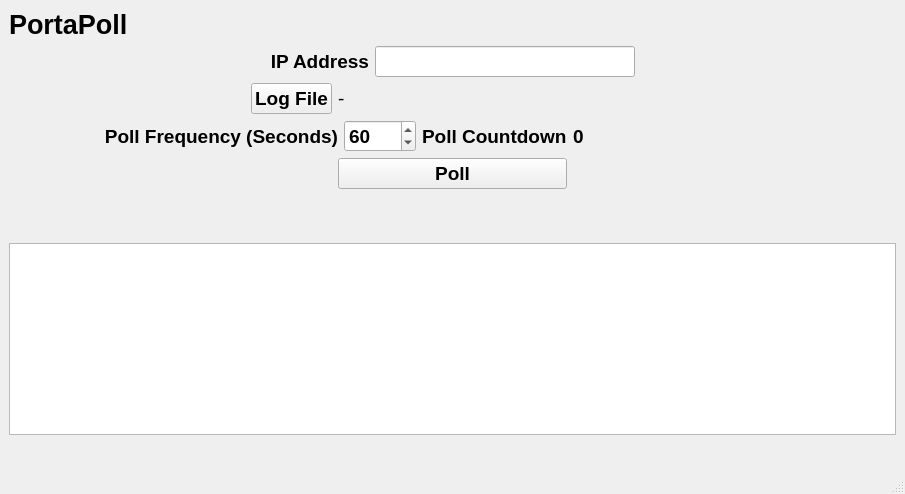
Above: main.ui from muelleRw/PortaPoll before the change. Below: the same form after it.
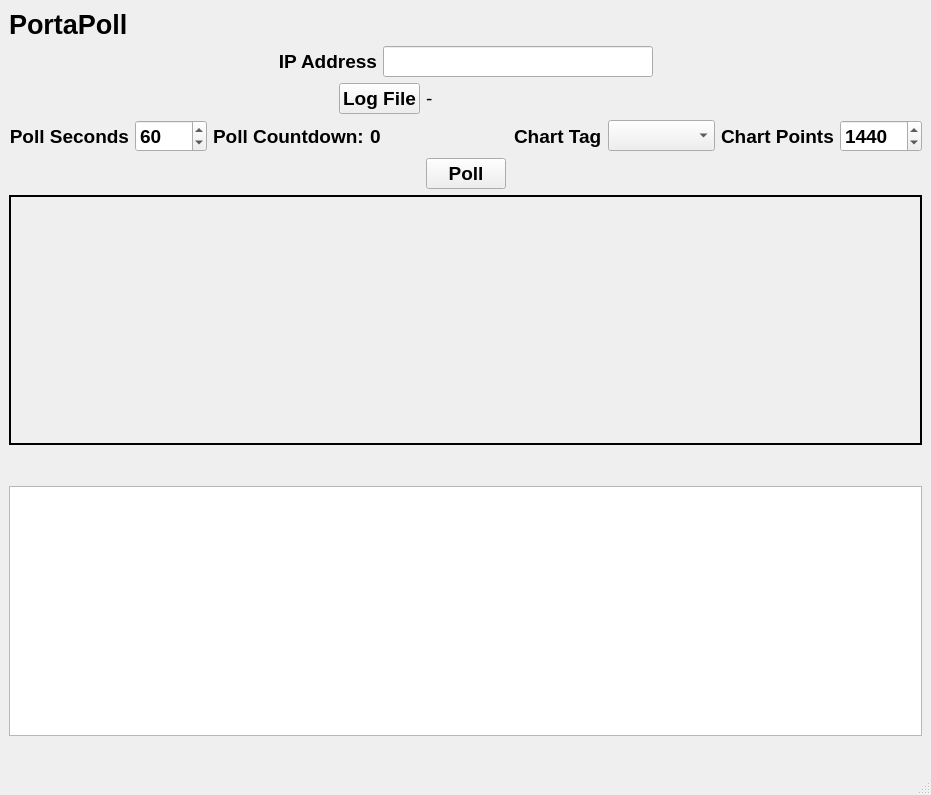
That is the form after the change.

Commit message: added chart to main screen

```diff
--- a/main.ui
+++ b/main.ui
@@ -6,8 +6,8 @@
    <rect>
     <x>0</x>
     <y>0</y>
-    <width>905</width>
-    <height>494</height>
+    <width>931</width>
+    <height>795</height>
    </rect>
   </property>
   <property name="windowTitle">
@@ -15,7 +15,7 @@
   </property>
   <widget class="QWidget" name="centralwidget">
    <layout class="QGridLayout" name="gridLayout_2">
-    <item row="6" column="0">
+    <item row="7" column="0">
      <spacer name="verticalSpacer">
       <property name="orientation">
        <enum>Qt::Vertical</enum>
@@ -29,10 +29,40 @@
      </spacer>
     </item>
     <item row="8" column="0" colspan="2">
+     <widget class="QTableWidget" name="tableWidget">
+      <property name="minimumSize">
+       <size>
+        <width>0</width>
+        <height>250</height>
+       </size>
+      </property>
+     </widget>
+    </item>
+    <item row="5" column="0" colspan="2">
+     <widget class="QFrame" name="frame_chart">
+      <property name="minimumSize">
+       <size>
+        <width>0</width>
+        <height>250</height>
+       </size>
+      </property>
+      <property name="frameShape">
+       <enum>QFrame::Box</enum>
+      </property>
+      <property name="frameShadow">
+       <enum>QFrame::Plain</enum>
+      </property>
+      <property name="lineWidth">
+       <number>2</number>
+      </property>
+     </widget>
+    </item>
+    <item row="9" column="0" colspan="2">
      <widget class="QLabel" name="label_error">
       <property name="font">
        <font>
         <pointsize>14</pointsize>
+        <weight>75</weight>
         <bold>true</bold>
        </font>
       </property>
@@ -41,9 +71,6 @@
       </property>
      </widget>
     </item>
-    <item row="7" column="0" colspan="2">
-     <widget class="QTableWidget" name="tableWidget"/>
-    </item>
     <item row="1" column="0" colspan="2">
      <layout class="QGridLayout" name="gridLayout">
       <item row="0" column="0" colspan="5">
@@ -51,6 +78,7 @@
         <property name="font">
          <font>
           <pointsize>20</pointsize>
+          <weight>75</weight>
           <bold>true</bold>
          </font>
         </property>
@@ -72,38 +100,6 @@
         </property>
        </spacer>
       </item>
-      <item row="3" column="2">
-       <widget class="QSpinBox" name="spinBox_poll">
-        <property name="font">
-         <font>
-          <pointsize>14</pointsize>
-          <bold>true</bold>
-         </font>
-        </property>
-        <property name="maximum">
-         <number>9999</number>
-        </property>
-        <property name="value">
-         <number>60</number>
-        </property>
-       </widget>
-      </item>
-      <item row="3" column="0" colspan="2">
-       <widget class="QLabel" name="label">
-        <property name="font">
-         <font>
-          <pointsize>14</pointsize>
-          <bold>true</bold>
-         </font>
-        </property>
-        <property name="text">
-         <string>Poll Frequency (Seconds)</string>
-        </property>
-        <property name="alignment">
-         <set>Qt::AlignRight|Qt::AlignTrailing|Qt::AlignVCenter</set>
-        </property>
-       </widget>
-      </item>
       <item row="2" column="1" colspan="4">
        <widget class="QLabel" name="label_log_file">
         <property name="font">
@@ -129,36 +125,6 @@
         </property>
        </spacer>
       </item>
-      <item row="3" column="4">
-       <layout class="QHBoxLayout" name="horizontalLayout">
-        <item>
-         <widget class="QLabel" name="label_countdown">
-          <property name="font">
-           <font>
-            <pointsize>14</pointsize>
-            <bold>true</bold>
-           </font>
-          </property>
-          <property name="text">
-           <string>0</string>
-          </property>
-         </widget>
-        </item>
-        <item>
-         <spacer name="horizontalSpacer_5">
-          <property name="orientation">
-           <enum>Qt::Horizontal</enum>
-          </property>
-          <property name="sizeHint" stdset="0">
-           <size>
-            <width>40</width>
-            <height>20</height>
-           </size>
-          </property>
-         </spacer>
-        </item>
-       </layout>
-      </item>
       <item row="2" column="0">
        <layout class="QHBoxLayout" name="horizontalLayout_2">
         <item>
@@ -179,6 +145,7 @@
           <property name="font">
            <font>
             <pointsize>14</pointsize>
+            <weight>75</weight>
             <bold>true</bold>
            </font>
           </property>
@@ -209,6 +176,7 @@
           <property name="font">
            <font>
             <pointsize>14</pointsize>
+            <weight>75</weight>
             <bold>true</bold>
            </font>
           </property>
@@ -225,6 +193,7 @@
           <property name="font">
            <font>
             <pointsize>14</pointsize>
+            <weight>75</weight>
             <bold>true</bold>
            </font>
           </property>
@@ -245,24 +214,12 @@
         </item>
        </layout>
       </item>
-      <item row="3" column="3">
-       <widget class="QLabel" name="label_4">
-        <property name="font">
-         <font>
-          <pointsize>14</pointsize>
-          <bold>true</bold>
-         </font>
-        </property>
-        <property name="text">
-         <string>Poll Countdown</string>
-        </property>
-       </widget>
-      </item>
       <item row="4" column="1" colspan="3">
        <widget class="QPushButton" name="pushButton_poll">
         <property name="font">
          <font>
           <pointsize>14</pointsize>
+          <weight>75</weight>
           <bold>true</bold>
          </font>
         </property>
@@ -274,6 +231,165 @@
         </property>
        </widget>
       </item>
+      <item row="3" column="0" colspan="5">
+       <layout class="QHBoxLayout" name="horizontalLayout_9">
+        <item>
+         <layout class="QHBoxLayout" name="horizontalLayout_5">
+          <item>
+           <layout class="QHBoxLayout" name="horizontalLayout_4">
+            <item>
+             <widget class="QLabel" name="label">
+              <property name="font">
+               <font>
+                <pointsize>14</pointsize>
+                <weight>75</weight>
+                <bold>true</bold>
+               </font>
+              </property>
+              <property name="text">
+               <string>Poll Seconds</string>
+              </property>
+              <property name="alignment">
+               <set>Qt::AlignRight|Qt::AlignTrailing|Qt::AlignVCenter</set>
+              </property>
+             </widget>
+            </item>
+            <item>
+             <widget class="QSpinBox" name="spinBox_poll">
+              <property name="font">
+               <font>
+                <pointsize>14</pointsize>
+                <weight>75</weight>
+                <bold>true</bold>
+               </font>
+              </property>
+              <property name="maximum">
+               <number>9999</number>
+              </property>
+              <property name="value">
+               <number>60</number>
+              </property>
+             </widget>
+            </item>
+           </layout>
+          </item>
+          <item>
+           <layout class="QHBoxLayout" name="horizontalLayout">
+            <item>
+             <widget class="QLabel" name="label_4">
+              <property name="font">
+               <font>
+                <pointsize>14</pointsize>
+                <weight>75</weight>
+                <bold>true</bold>
+               </font>
+              </property>
+              <property name="text">
+               <string>Poll Countdown:</string>
+              </property>
+             </widget>
+            </item>
+            <item>
+             <widget class="QLabel" name="label_countdown">
+              <property name="font">
+               <font>
+                <pointsize>14</pointsize>
+                <weight>75</weight>
+                <bold>true</bold>
+               </font>
+              </property>
+              <property name="text">
+               <string>0</string>
+              </property>
+             </widget>
+            </item>
+           </layout>
+          </item>
+         </layout>
+        </item>
+        <item>
+         <spacer name="horizontalSpacer_5">
+          <property name="orientation">
+           <enum>Qt::Horizontal</enum>
+          </property>
+          <property name="sizeHint" stdset="0">
+           <size>
+            <width>40</width>
+            <height>20</height>
+           </size>
+          </property>
+         </spacer>
+        </item>
+        <item>
+         <layout class="QHBoxLayout" name="horizontalLayout_8">
+          <item>
+           <layout class="QHBoxLayout" name="horizontalLayout_7">
+            <item>
+             <widget class="QLabel" name="label_5">
+              <property name="font">
+               <font>
+                <pointsize>14</pointsize>
+                <weight>75</weight>
+                <bold>true</bold>
+               </font>
+              </property>
+              <property name="text">
+               <string>Chart Tag</string>
+              </property>
+             </widget>
+            </item>
+            <item>
+             <widget class="QComboBox" name="comboBox_chart_tag">
+              <property name="font">
+               <font>
+                <pointsize>14</pointsize>
+                <weight>75</weight>
+                <bold>true</bold>
+               </font>
+              </property>
+             </widget>
+            </item>
+           </layout>
+          </item>
+          <item>
+           <layout class="QHBoxLayout" name="horizontalLayout_6">
+            <item>
+             <widget class="QLabel" name="label_6">
+              <property name="font">
+               <font>
+                <pointsize>14</pointsize>
+                <weight>75</weight>
+                <bold>true</bold>
+               </font>
+              </property>
+              <property name="text">
+               <string>Chart Points</string>
+              </property>
+             </widget>
+            </item>
+            <item>
+             <widget class="QSpinBox" name="spinBox_chart_points">
+              <property name="font">
+               <font>
+                <pointsize>14</pointsize>
+                <weight>75</weight>
+                <bold>true</bold>
+               </font>
+              </property>
+              <property name="maximum">
+               <number>99999</number>
+              </property>
+              <property name="value">
+               <number>1440</number>
+              </property>
+             </widget>
+            </item>
+           </layout>
+          </item>
+         </layout>
+        </item>
+       </layout>
+      </item>
      </layout>
     </item>
     <item row="5" column="0" colspan="2">
```
Left out of the diff: 19 changed lines with no effect on the pictures. The commit also changes 3 other files.
